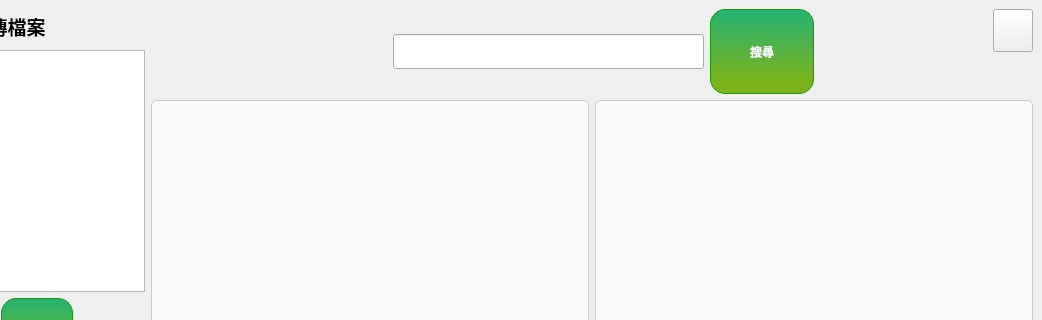
First picture: the form in MainWindow.ui, repository Jay22123/Search_Engine, before the edit; both pictures show x 158 to 1200 and y 0 to 320 of the 1200 by 900 pixel window.
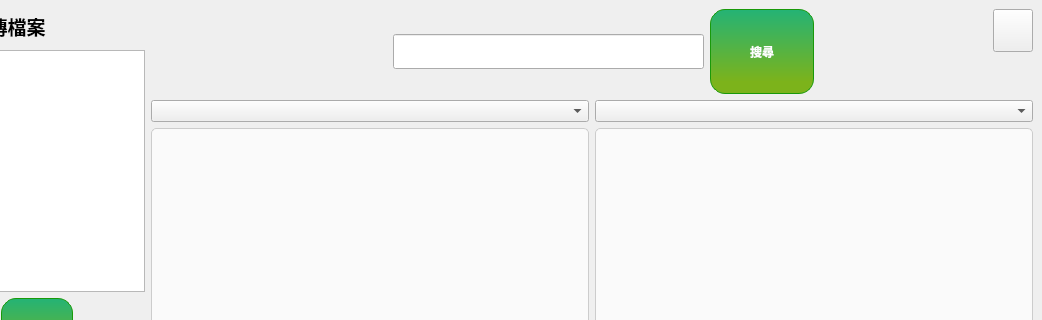
Second picture: the form after the edit.

The edit to the form file:
```diff
--- a/MainWindow.ui
+++ b/MainWindow.ui
@@ -259,7 +259,7 @@
            </spacer>
           </item>
           <item>
-           <widget class="QLineEdit" name="lineEdit">
+           <widget class="QLineEdit" name="Search_input">
             <property name="sizePolicy">
              <sizepolicy hsizetype="Preferred" vsizetype="Fixed">
               <horstretch>0</horstretch>
@@ -384,7 +384,12 @@
         <item>
          <layout class="QHBoxLayout" name="horizontalLayout_5">
           <item>
-           <layout class="QHBoxLayout" name="horizontalLayout_7" stretch="1,1">
+           <layout class="QHBoxLayout" name="horizontalLayout_7" stretch="0,0">
+            <item>
+             <layout class="QVBoxLayout" name="verticalLayout_4">
+              <item>
+               <widget class="QComboBox" name="ccb_Page1"/>
+              </item>
             <item>
              <widget class="QTextEdit" name="textEdit">
               <property name="styleSheet">
@@ -399,6 +404,13 @@
               </property>
              </widget>
             </item>
+             </layout>
+            </item>
+            <item>
+             <layout class="QVBoxLayout" name="verticalLayout_8">
+              <item>
+               <widget class="QComboBox" name="ccb_Page2"/>
+              </item>
             <item>
              <widget class="QTextEdit" name="textEdit_2">
               <property name="styleSheet">
@@ -423,6 +435,8 @@
      </layout>
     </item>
    </layout>
+    </item>
+   </layout>
   </widget>
   <widget class="QMenuBar" name="menubar">
    <property name="geometry">
@@ -430,7 +444,7 @@
      <x>0</x>
      <y>0</y>
      <width>1200</width>
-     <height>21</height>
+     <height>18</height>
     </rect>
    </property>
   </widget>
```
Lines whose indentation alone changed are shown as unchanged.
